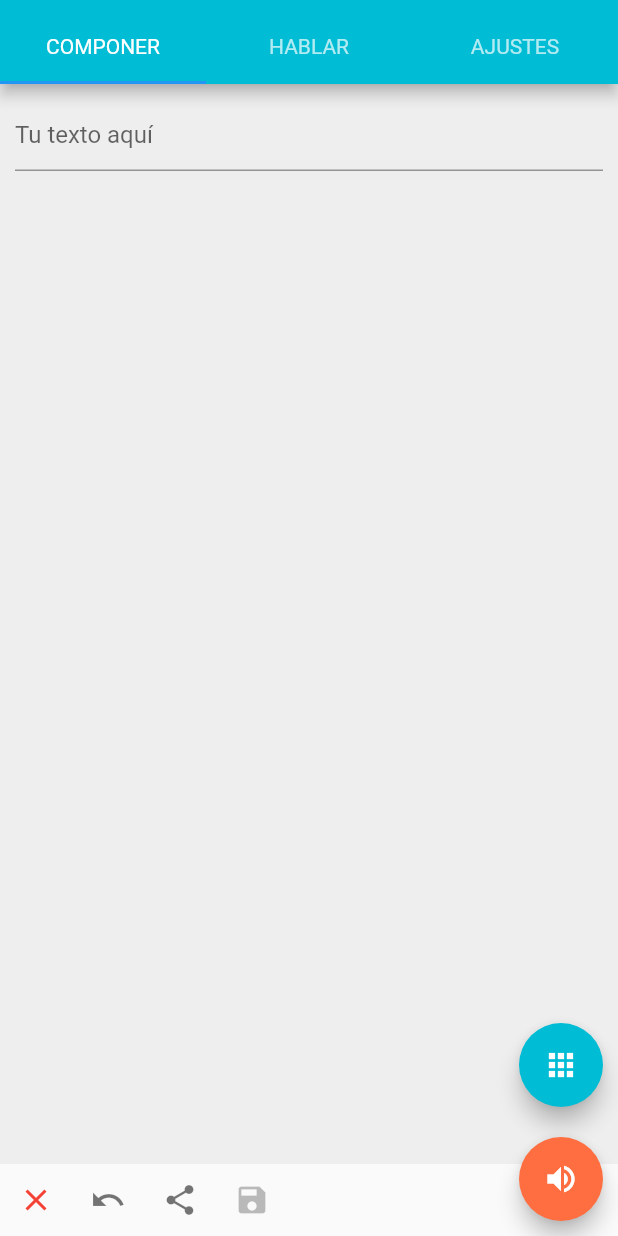
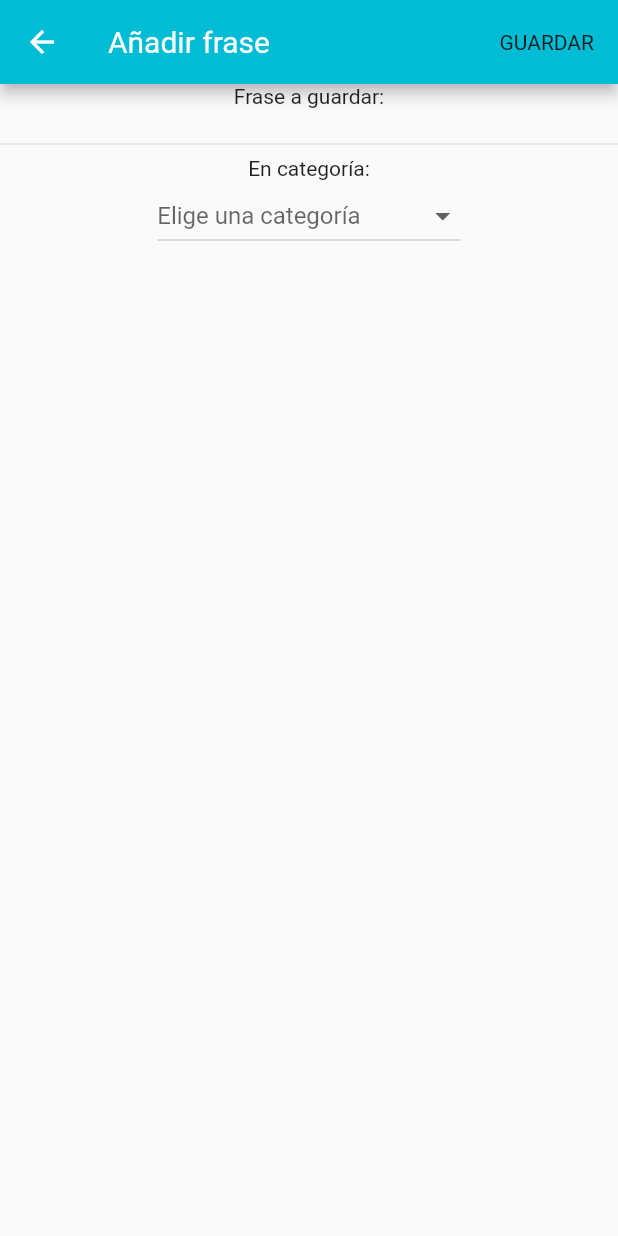
Before and after one commit to redela-investigacion/conversando-flutter, a Flutter app: the screen it shows after launch, after a tap on the "save" icon, on a phone screen of 412 x 824 dp. Run offline on Flutter 3.47's test engine with Material 2 defaults, Android fonts, the phone set to English and light mode, and no system bars; our stand-ins replace flutter_tts.

Commit message:
Basic saving

```diff
--- a/lib/composer.dart
+++ b/lib/composer.dart
@@ -2,6 +2,7 @@ import 'package:conversando/phraseSelector.dart';
 import 'package:flutter/material.dart';
 import 'package:conversando/context.dart';
 import 'package:conversando/composerField.dart';
+import 'package:conversando/savePhrase.dart';
 
 class ComposerWidget extends StatelessWidget {
   final TextEditingController _textController = new TextEditingController();
@@ -43,7 +44,11 @@ class ComposerWidget extends StatelessWidget {
               IconButton(
                 icon: Icon(Icons.save),
                 color: Colors.black26,
-                onPressed: tc.save,
+                onPressed: () {
+                  Route route = MaterialPageRoute(
+                      builder: (context) => SavePhrase());
+                  Navigator.push(context, route);
+                },
               )
             ])),
           ])
--- a/lib/context.dart
+++ b/lib/context.dart
@@ -62,7 +62,7 @@ class TextContextWidgetState extends State<TextContextWidget>{
   final _tts = new FlutterTts();
   String _text = "";
   List<String> _words = [];
-  List<Category> _categories = [];
+  Map<String, Category> _categories = Map();
 
   TextContextWidgetState(){
     Category tmpCat1 = new Category('😍 Saludos');
@@ -77,10 +77,10 @@ class TextContextWidgetState extends State<TextContextWidget>{
     Category tmpCat3 = new Category('😙 Cosas que me gustan');
 
     Category tmpCat4 = new Category('🌐 Preguntas');
-    _categories.add(tmpCat1);
-    _categories.add(tmpCat2);
-    _categories.add(tmpCat3);
-    _categories.add(tmpCat4);
+    _categories[tmpCat1.text] = tmpCat1;
+    _categories[tmpCat2.text] = tmpCat2;
+    _categories[tmpCat3.text] = tmpCat3;
+    _categories[tmpCat4.text] = tmpCat4;
   }
 
   List<String> _tokenizer(String text) {
@@ -111,11 +111,11 @@ class TextContextWidgetState extends State<TextContextWidget>{
   }
 
   void addCategory(Category c) {
-    _categories.add(c);
+    _categories[c.text] = c;
   }
 
   List<Category> getCategories() {
-    return _categories;
+    return _categories.values.toList();
   }
 
   void clearText(){
@@ -125,11 +125,10 @@ class TextContextWidgetState extends State<TextContextWidget>{
     });
   }
 
-  void save(){
+  void save(String category, String phrase){
     setState(() {
-      Category c = new Category("TEST");
-      c.addPhrase(getTextPhrase());
-      _categories.add(c);
+      Category cat = _categories[category];
+      cat.addPhrase(phrase);
     });
   }
 
--- /dev/null
+++ b/lib/savePhrase.dart
@@ -0,0 +1,64 @@
+import 'package:flutter/material.dart';
+import 'package:conversando/context.dart';
+
+class SavePhrase extends StatefulWidget {
+  State createState() => new SavePhraseState();
+}
+
+class SavePhraseState extends State<SavePhrase> {
+  String selectedCategory;
+
+  @override
+  Widget build(BuildContext context) {
+    final TextContextWidgetState tc = TextContextWidget.of(context);
+    return new Scaffold(
+      appBar:
+      new AppBar(
+        backgroundColor: Colors.cyan,
+        title: Text('Añadir frase'),
+        actions: <Widget>[
+          // action button
+          FlatButton(
+            child: new Text(
+              'GUARDAR',
+            ),
+            onPressed: () {
+              tc.save(selectedCategory, tc.getTextPhrase());
+              setState(() {
+                Navigator.pop(context);
+              });
+            },
+          ),
+        ]
+      ),
+
+      body: new ListView(
+        children: [
+          new Column(
+            children: <Widget>[
+              Text('Frase a guardar:'),
+              Text(tc.getTextPhrase()),
+              Divider(),
+              Text('En categoría:'),
+              new DropdownButton(
+                value: selectedCategory,
+                hint: new Text("Elige una categoría"),
+                onChanged: (String newValue) {
+                  setState(() {
+                    selectedCategory = newValue;
+                  });
+                },
+                items: tc.getCategories().map((Category cat){
+                  return new DropdownMenuItem<String>(
+                    value: cat.text,
+                    child: new Text(cat.text),
+                  );
+                }).toList()
+              ),
+            ],
+          ),
+        ],
+      )
+    );
+  }
+}
```
